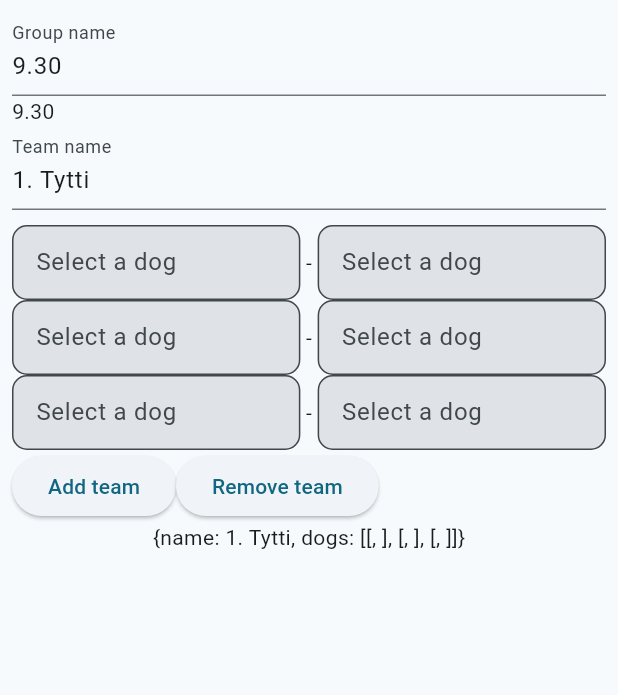
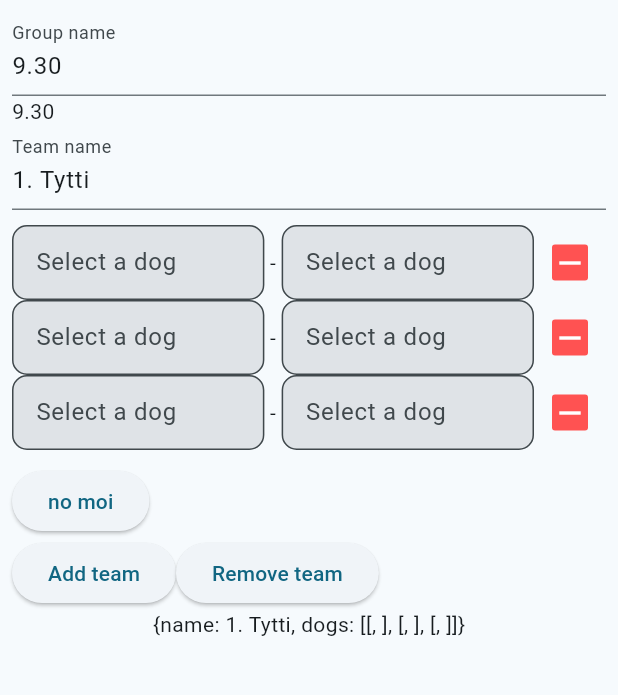
Before and after one commit to Bucciamarcia/mush_on, a Flutter app: the screen it shows after launch, after a tap on "Create Team", on a phone screen of 412 x 824 dp, the part 84-779 px from its top. Run offline on Flutter 3.47's test engine with Material 3 defaults, Android fonts, the light colour scheme and no system bars; our stand-ins replace cloud_firestore, firebase_core; accounts and stored records are empty.

Commit message:
Add and remove rows

```diff
--- a/lib/create_team/main.dart
+++ b/lib/create_team/main.dart
@@ -120,6 +120,17 @@ class _TeamRetrieverState extends State<TeamRetriever> {
               (entry) => PairRetriever(
                   teamNumber: widget.teamNumber, rowNumber: entry.key),
             ),
+        SizedBox(
+          height: 10,
+        ),
+        ElevatedButton(
+          onPressed: () {
+            Provider.of<CreateTeamProvider>(context, listen: false).addRow(
+              teamNumber: widget.teamNumber,
+            );
+          },
+          child: Text("no moi"),
+        ),
         Row(
           children: [
             AddTeamWidget(teamNumber: widget.teamNumber),
@@ -145,7 +156,24 @@ class PairRetriever extends StatelessWidget {
       children: [
         dropDownButtonConstructor(teams, 0, context),
         Text(" - "),
-        dropDownButtonConstructor(teams, 1, context)
+        dropDownButtonConstructor(teams, 1, context),
+        IconButton(
+          onPressed: () {
+            Provider.of<CreateTeamProvider>(context, listen: false)
+                .removeRow(teamNumber: teamNumber, rowNumber: rowNumber);
+            print("Row deleted: $rowNumber, teamNumber: $teamNumber");
+          },
+          icon: Container(
+            decoration: BoxDecoration(
+              borderRadius: BorderRadius.circular(2),
+              color: Colors.redAccent,
+            ),
+            child: Icon(
+              Icons.remove,
+              color: Colors.white,
+            ),
+          ),
+        ),
       ],
     );
   }
```
Also changed, not shown: lib/create_team/provider.dart (+10 -1 lines), 4 other files.
